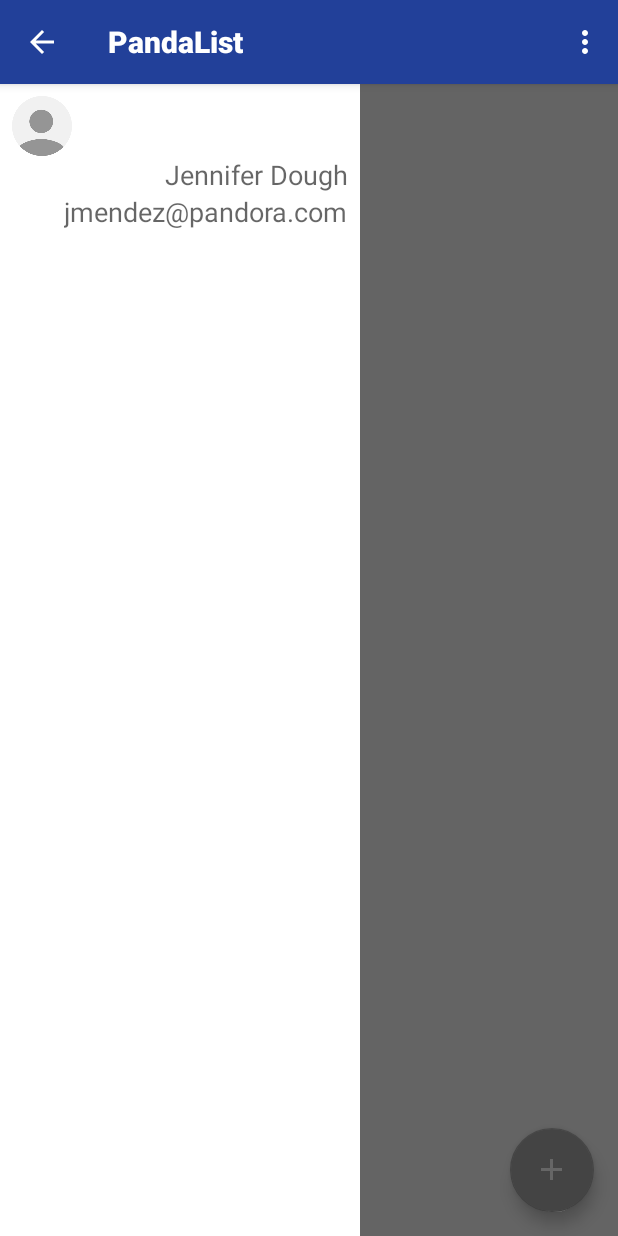
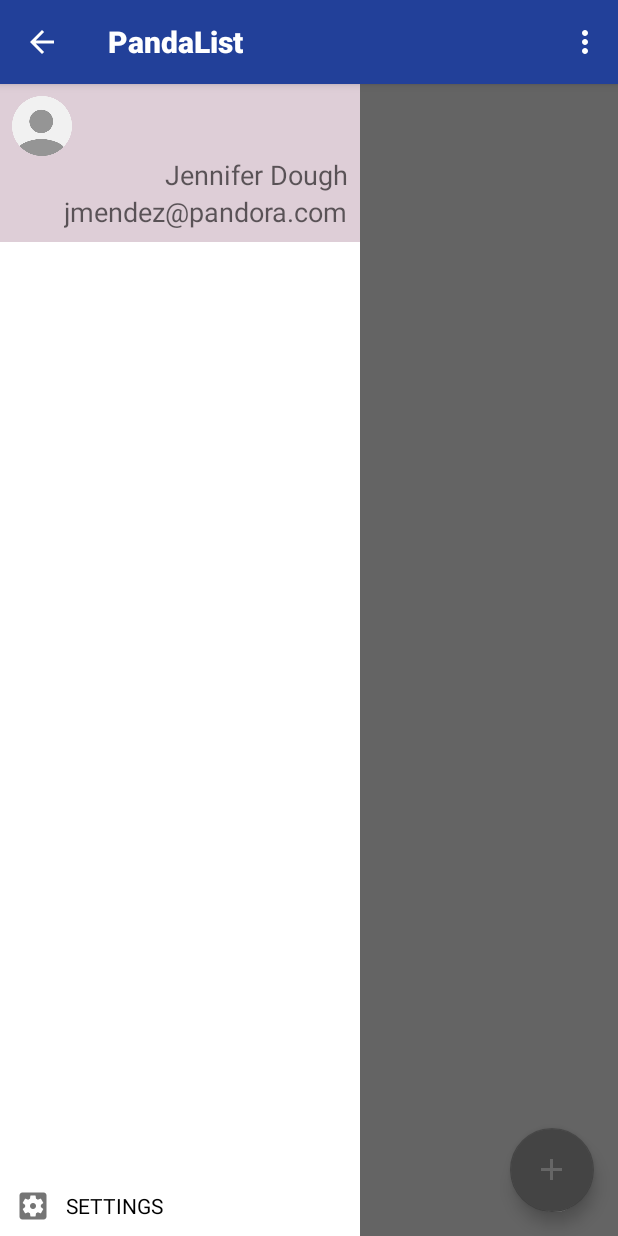
Before and after one commit to marcn/pandaslist, an Android app: the screen it shows after launch (PandaListActivity), on a phone screen of 412 x 824 dp. Run offline under Robolectric (Android 15) with nearby library versions, the light colour scheme and no system bars; libraries missing offline, so code that uses them is left out: android.support.v7, com.keysolutions.ddpclient, com.melnykov.fab; plain views replace FloatingActionButton; pictures from the network do not load; 12 statements that could not run were skipped.

Commit message:
NavigaitionDrawer is cute and now the listings are being displayed by subcategories listings are showing real images

```diff
--- a/mobile/android/PandaList/app/src/main/java/com/pandora/hackathon/pandalist/fragment/ListingsFragment.java
+++ b/mobile/android/PandaList/app/src/main/java/com/pandora/hackathon/pandalist/fragment/ListingsFragment.java
@@ -17,7 +17,6 @@
 import android.view.LayoutInflater;
 import android.view.View;
 import android.view.ViewGroup;
-import android.widget.ArrayAdapter;
 
 import com.melnykov.fab.FloatingActionButton;
 import com.pandora.hackathon.pandalist.PandaListApplication;
@@ -32,7 +31,6 @@
 import com.squareup.otto.Subscribe;
 
 import java.util.ArrayList;
-import java.util.HashSet;
 import java.util.List;
 import java.util.Map;
 
@@ -58,9 +56,6 @@
 
     private RecyclerView mPostingsRecyclerView;
     private ListingRecyclerAdapter myRecyclerAdapter;
-
-    private HashSet<String> postingsIdsSet;
-    private ArrayAdapter<String> postingsAdapter;
 
     private OnFragmentInteractionListener mListener;
     private FloatingActionButton mFab;
@@ -123,9 +118,6 @@
         mPostingsRecyclerView.setLayoutManager(new GridLayoutManager(getActivity().getApplicationContext(), 1));
         mPostingsRecyclerView.setItemAnimator(new DefaultItemAnimator());
         mPostingsRecyclerView.setOnScrollListener(mRecycleListViewScrollListener);
-
-        postingsAdapter = new ArrayAdapter<String>(getActivity(), android.R.layout.simple_list_item_1);
-        postingsIdsSet = new HashSet<String>();
 
         return mainView;
     }
--- a/mobile/android/PandaList/app/src/main/java/com/pandora/hackathon/pandalist/fragment/PostingFragment.java
+++ b/mobile/android/PandaList/app/src/main/java/com/pandora/hackathon/pandalist/fragment/PostingFragment.java
@@ -1,8 +1,6 @@
 package com.pandora.hackathon.pandalist.fragment;
 
-import android.app.Activity;
 import android.content.Intent;
-import android.net.Uri;
 import android.os.Bundle;
 import android.provider.MediaStore;
 import android.text.TextUtils;
@@ -12,14 +10,12 @@
 import android.widget.AdapterView;
 import android.widget.EditText;
 import android.widget.Spinner;
-import android.widget.TextView;
 import android.widget.Toast;
 
 import com.keysolutions.ddpclient.DDPListener;
 import com.pandora.hackathon.pandalist.PandaListApplication;
 import com.pandora.hackathon.pandalist.R;
 import com.pandora.hackathon.pandalist.activity.PostingActivity;
-import com.pandora.hackathon.pandalist.aws.TransferController;
 
 import java.util.HashMap;
 import java.util.Map;
@@ -127,6 +123,7 @@
                 options.put("price", mPrice.getText().toString());
                 options.put("description", mDescription.getText().toString());
                 options.put("delivery_method", mDeliverySpinner.getSelectedItem().toString());
+                options.put("user_id", "dfsdf");
 
                 PandaListApplication.getDDP().call("/posts/insert", params, new DDPListener() {
                     @Override
--- a/mobile/android/PandaList/app/src/main/java/com/pandora/hackathon/pandalist/ui/ListingRecyclerAdapter.java
+++ b/mobile/android/PandaList/app/src/main/java/com/pandora/hackathon/pandalist/ui/ListingRecyclerAdapter.java
@@ -58,14 +58,14 @@
             Picasso.with(holder.image.getContext()).load(url).into(new Target() {
 
                 @Override
-                public void onBitmapLoaded(Bitmap bitmap, Picasso.LoadedFrom from) {
+                public void onBitmapLoaded(final Bitmap bitmap, Picasso.LoadedFrom from) {
                     Palette.generateAsync(bitmap, new Palette.PaletteAsyncListener() {
                         @Override
                         public void onGenerated(Palette palette) {
 
-                            int color = palette.getLightMutedColor(Color.parseColor("#22224099"));
+                            int color = palette.getLightMutedColor(Color.parseColor("#22915a7a"));
                             int colorAlpha = Color.argb(200, Color.red(color), Color.green(color), Color.blue(color));
-
+                            holder.image.setImageBitmap(bitmap);
                             holder.detailContainer.setBackgroundColor(colorAlpha);
                         }
                     });
--- a/mobile/android/PandaList/app/src/main/res/layout/category_list_item.xml
+++ b/mobile/android/PandaList/app/src/main/res/layout/category_list_item.xml
@@ -11,7 +11,9 @@
         android:layout_width="fill_parent"
         android:layout_height="wrap_content"
         android:paddingLeft="?android:attr/expandableListPreferredItemPaddingLeft"
-        android:textSize="17dp"
+        android:textAppearance="@android:style/TextAppearance.Holo.Widget.PopupMenu.Small"
+        android:textAllCaps="true"
+        android:text="ssdfsdf"
         android:textColor="@android:color/black" />
 
 </LinearLayout>
--- a/mobile/android/PandaList/app/src/main/res/layout/fragment_navigation_drawer.xml
+++ b/mobile/android/PandaList/app/src/main/res/layout/fragment_navigation_drawer.xml
@@ -8,7 +8,9 @@
         android:id="@+id/profile_view"
         android:layout_width="match_parent"
         android:layout_height="wrap_content"
-        android:background="#FFF"
+
+        android:backgroundTintMode="multiply"
+        android:background="@color/violet_light"
         android:padding="8dp">
 
 
@@ -48,7 +50,22 @@
         android:layout_below="@id/profile_view"
         android:background="#FFF"
         android:choiceMode="singleChoice"
-        android:divider="@android:color/transparent"
+        android:divider="@color/violet"
         android:dividerHeight="0dp"
         tools:context=".NavigationDrawerFragment" />
+
+
+    <TextView
+        android:layout_width="match_parent"
+        android:layout_height="40dp"
+        android:text="SETTINGS"
+        android:layout_alignParentBottom="true"
+        android:padding="10dp"
+        android:paddingLeft="10dp"
+        android:paddingTop="20dp"
+        android:background="@color/white"
+        android:gravity="center_vertical"
+        android:drawableLeft="@drawable/ic_settings"
+        android:drawablePadding="10dp"
+        android:textAppearance="@android:style/TextAppearance.DeviceDefault.Widget.TextView"/>
 </RelativeLayout>
--- a/mobile/android/PandaList/app/src/main/res/layout/posts_list_item.xml
+++ b/mobile/android/PandaList/app/src/main/res/layout/posts_list_item.xml
@@ -19,8 +19,8 @@
             android:layout_width="fill_parent"
             android:layout_height="match_parent"
             android:layout_margin="10dp"
-            android:src="@drawable/sofa"
             android:id="@+id/post_image"
+            android:background="@color/pandora_indigo_transparent"
             android:scaleType="centerCrop"
             android:contentDescription="@string/cd_post_image" />
 
--- a/mobile/android/PandaList/app/src/main/res/values/colors.xml
+++ b/mobile/android/PandaList/app/src/main/res/values/colors.xml
@@ -9,6 +9,7 @@
     <color name="cyan">#00edee</color>
     <color name="red">#F24444</color>
     <color name="violet">#915a7a</color>
+    <color name="violet_light">#DECED7</color>
     <color name="dark_grey">#666666</color>
     <color name="medium_grey">#ababab</color>
     <color name="lite_grey">#dbdbdb</color>
```
Also changed, not shown: mobile/android/PandaList/app/src/main/java/com/pandora/hackathon/pandalist/fragment/NavigationDrawerFragment.java (+14 -0 lines), mobile/android/PandaList/app/src/main/res/drawable/list_item_selectable.xml (added, +14 -0 lines), mobile/android/PandaList/app/src/main/res/layout/category_sub_list_item.xml (+8 -2 lines), mobile/android/PandaList/app/src/main/res/drawable-hdpi/ic_settings.png (added), mobile/android/PandaList/app/src/main/res/drawable-mdpi/ic_settings.png (added), mobile/android/PandaList/app/src/main/res/drawable-xhdpi/ic_settings.png (added), mobile/android/PandaList/app/src/main/res/drawable-xxhdpi/ic_settings.png (added).
